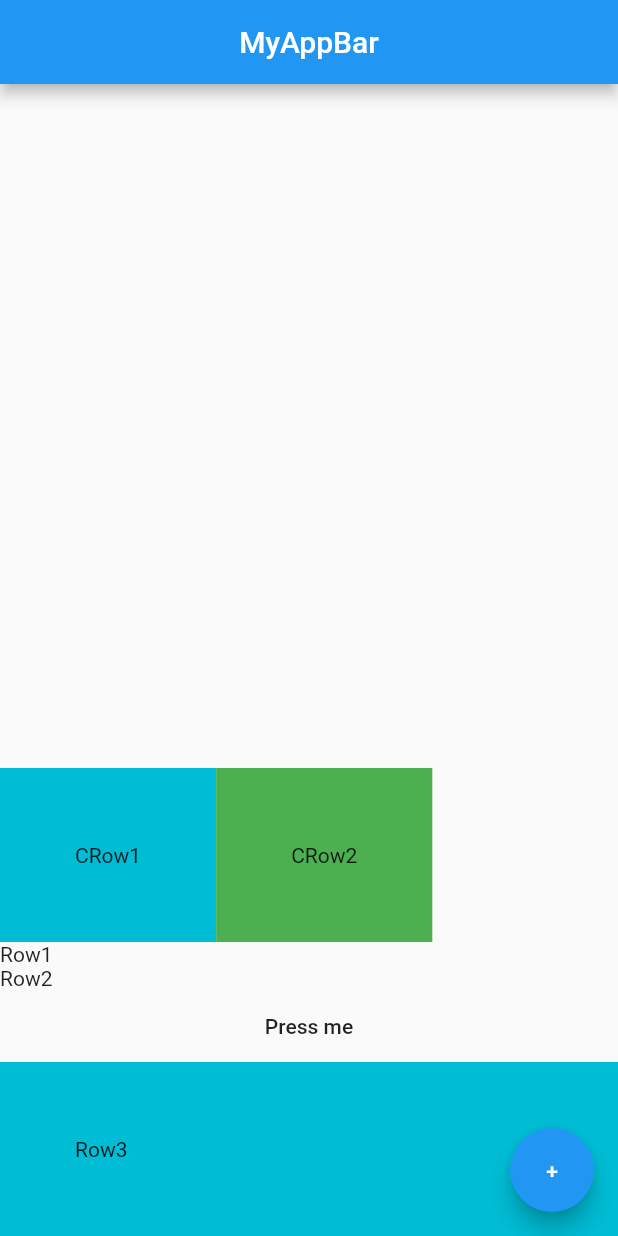
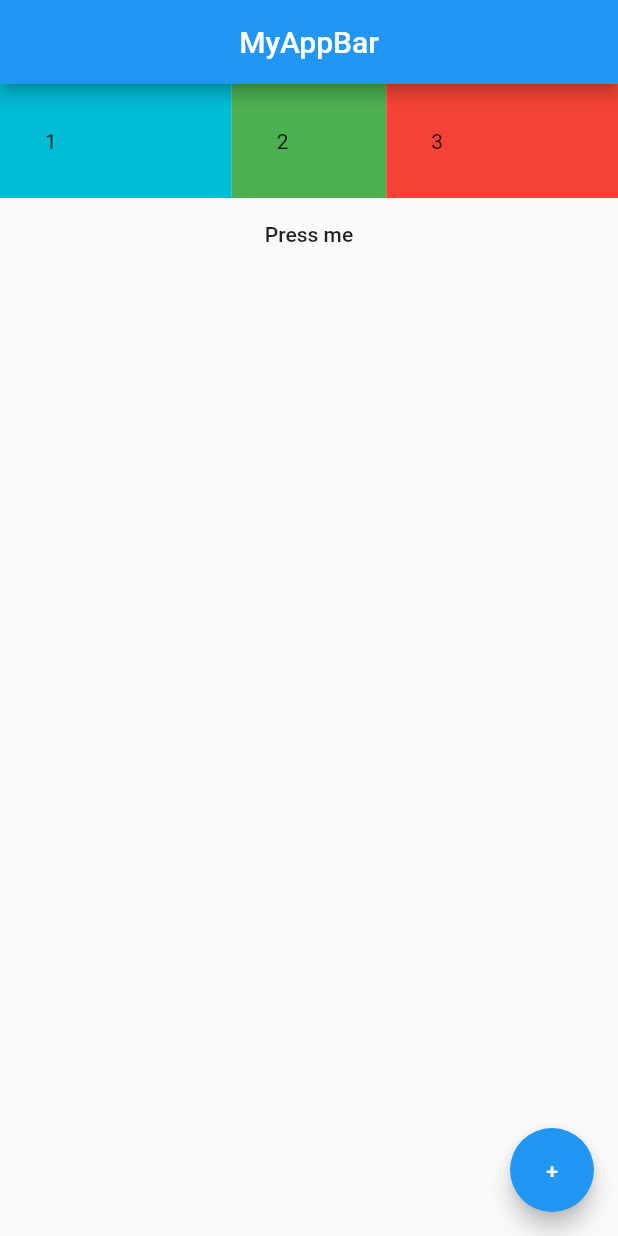
Before and after one commit to dougfoo/astudio-flutter, a Flutter app: the screen it shows after launch, on a phone screen of 412 x 824 dp. Run offline on Flutter 3.47's test engine with Material 2 defaults, Android fonts, the light colour scheme and no system bars; missing offline and left inert: dart:ffi.

Commit message:
lesson 142 finished

```diff
--- a/training_app/lib/main.dart
+++ b/training_app/lib/main.dart
@@ -16,35 +16,41 @@ class Home extends StatelessWidget{
         backgroundColor: Colors.blue,
       ),
       body: Column (
-        mainAxisAlignment: MainAxisAlignment.end,
+        mainAxisAlignment: MainAxisAlignment.start,
         crossAxisAlignment: CrossAxisAlignment.stretch,
         children: <Widget>[
           Row(
             children: <Widget>[
-              Container(
-                color:Colors.cyan,
-                padding: EdgeInsets.all(50),
-                child: Text('CRow1')
+              Expanded(
+                flex: 3,
+                child: Container(
+                  padding: EdgeInsets.all(30),
+                  color:Colors.cyan,
+                  child: Text('1'),
+                ),
               ),
-              Container(
+              Expanded(
+                flex: 2,
+                child: Container(
+                  padding: EdgeInsets.all(30),
                   color:Colors.green,
-                  padding: EdgeInsets.all(50),
-                  child: Text('CRow2')
-              )
-            ],
-          ),
-          Text('Row1'),
-          Text('Row2'),
+                  child: Text('2'),
+                ),
+              ),
+              Expanded(
+                flex: 3,
+                child: Container(
+                  padding: EdgeInsets.all(30),
+                  color:Colors.red,
+                  child: Text('3'),
+                ),
+              ),
+            ]),
           FlatButton(
             onPressed: () {
               print('pressed me');
             },
             child: Text('Press me'),
-          ),
-          Container(
-            color:Colors.cyan,
-            padding: EdgeInsets.all(50),
-            child: Text('Row3')
           )
         ],
       ),
```
